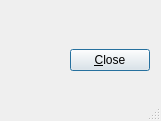
Qt form src/frontends/qt4/ui/InfoUi.ui (cburschka/lyx) before a commit.
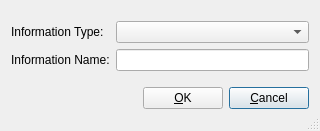
The same form after that commit.

Commit message: GuiInfo: display and initialize the information dialog, can not apply yet

```diff
--- a/src/frontends/qt4/ui/InfoUi.ui
+++ b/src/frontends/qt4/ui/InfoUi.ui
@@ -5,8 +5,8 @@
    <rect>
     <x>0</x>
     <y>0</y>
-    <width>161</width>
-    <height>121</height>
+    <width>320</width>
+    <height>131</height>
    </rect>
   </property>
   <property name="windowTitle" >
@@ -15,16 +15,42 @@
   <property name="sizeGripEnabled" >
    <bool>true</bool>
   </property>
-  <layout class="QGridLayout" name="gridLayout" >
+  <layout class="QVBoxLayout" >
+   <item>
+    <layout class="QGridLayout" >
    <item row="0" column="0" >
-    <spacer name="spacer" >
+      <widget class="QLabel" name="typeLBL" >
+       <property name="text" >
+        <string>Information Type:</string>
+       </property>
+      </widget>
+     </item>
+     <item row="0" column="1" >
+      <widget class="QComboBox" name="typeCO" />
+     </item>
+     <item row="1" column="0" >
+      <widget class="QLabel" name="nameLBL" >
+       <property name="text" >
+        <string>Information Name:</string>
+       </property>
+      </widget>
+     </item>
+     <item row="1" column="1" >
+      <widget class="QLineEdit" name="nameLE" />
+     </item>
+    </layout>
+   </item>
+   <item>
+    <layout class="QHBoxLayout" >
+     <item>
+      <spacer>
      <property name="orientation" >
       <enum>Qt::Horizontal</enum>
      </property>
      <property name="sizeType" >
       <enum>QSizePolicy::Expanding</enum>
      </property>
-     <property name="sizeHint" stdset="0" >
+       <property name="sizeHint" >
       <size>
        <width>84</width>
        <height>20</height>
@@ -32,15 +58,24 @@
      </property>
     </spacer>
    </item>
-   <item row="0" column="1" >
-    <widget class="QPushButton" name="closePB" >
+     <item>
+      <widget class="QPushButton" name="okPB" >
      <property name="text" >
-      <string>&amp;Close</string>
+        <string>&amp;OK</string>
+       </property>
+      </widget>
+     </item>
+     <item>
+      <widget class="QPushButton" name="cancelPB" >
+       <property name="text" >
+        <string>&amp;Cancel</string>
      </property>
      <property name="default" >
       <bool>true</bool>
      </property>
     </widget>
+     </item>
+    </layout>
    </item>
   </layout>
  </widget>
```
Lines whose indentation alone changed are shown as unchanged. The commit also changes 4 other files.
